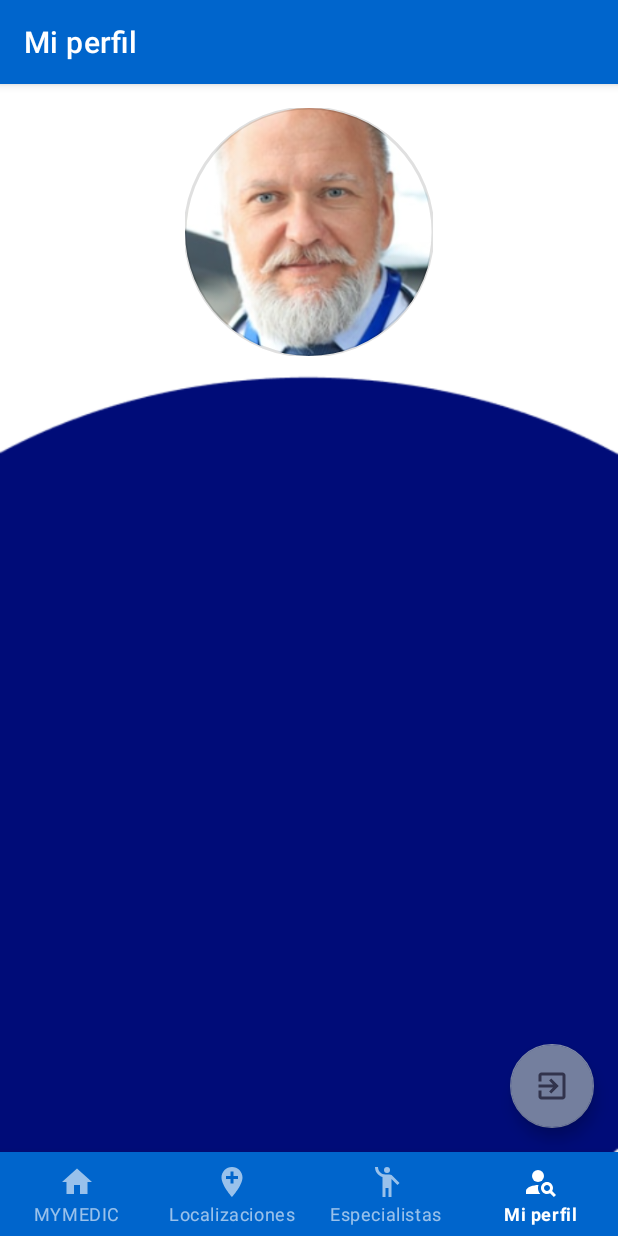
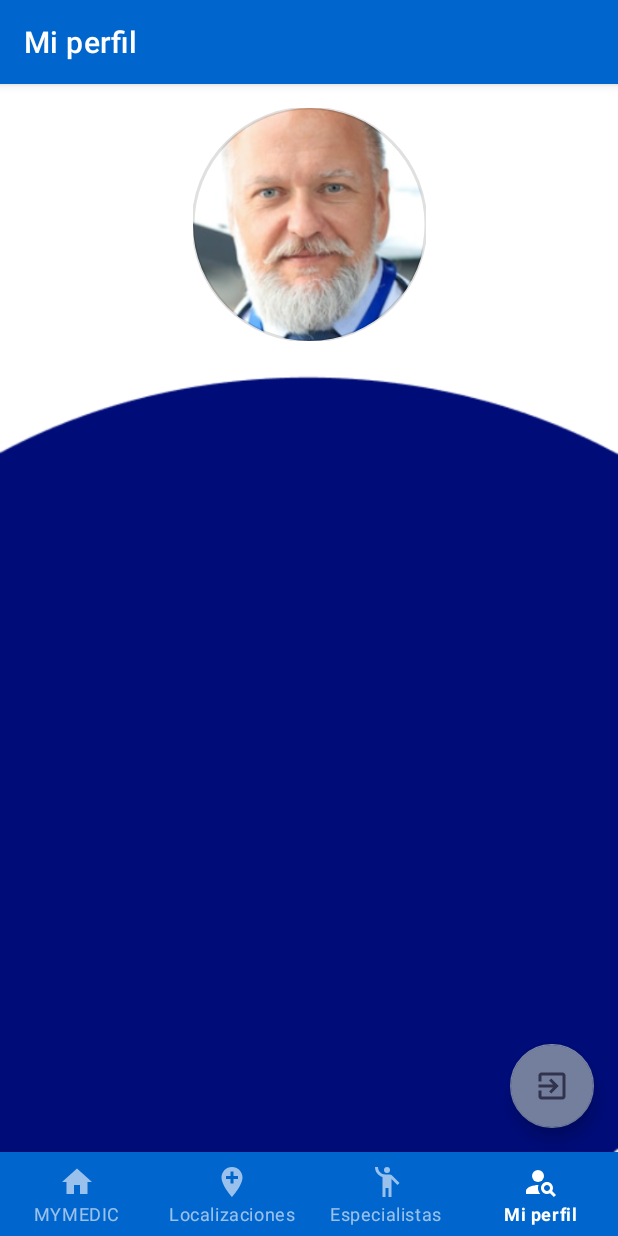
Before and after one commit to AndresMolina09/MinticMobile, an Android app: the ProfileFragment screen opened through its navigation route, on a phone screen of 412 x 824 dp. Run offline under Robolectric (Android 15) with nearby library versions, the phone set to English and light mode, and no system bars; our stand-ins replace navigation-ui; pictures from the network do not load; 11 statements that could not run were skipped.

```diff
--- a/app/src/main/res/values/dimens.xml
+++ b/app/src/main/res/values/dimens.xml
@@ -11,7 +11,7 @@
     <dimen name="button_text_size">12sp</dimen>
     <dimen name="subtitle_size">13sp</dimen>
     <dimen name="subtitle_title_size">16sp</dimen>
-    <dimen name="banner_size">165dp</dimen>
+    <dimen name="banner_size">155dp</dimen>
     <dimen name="service_icon_size">64dp</dimen>
     <dimen name="caption_text_size">11sp</dimen>
     <dimen name="stroke">2dp</dimen>
```
